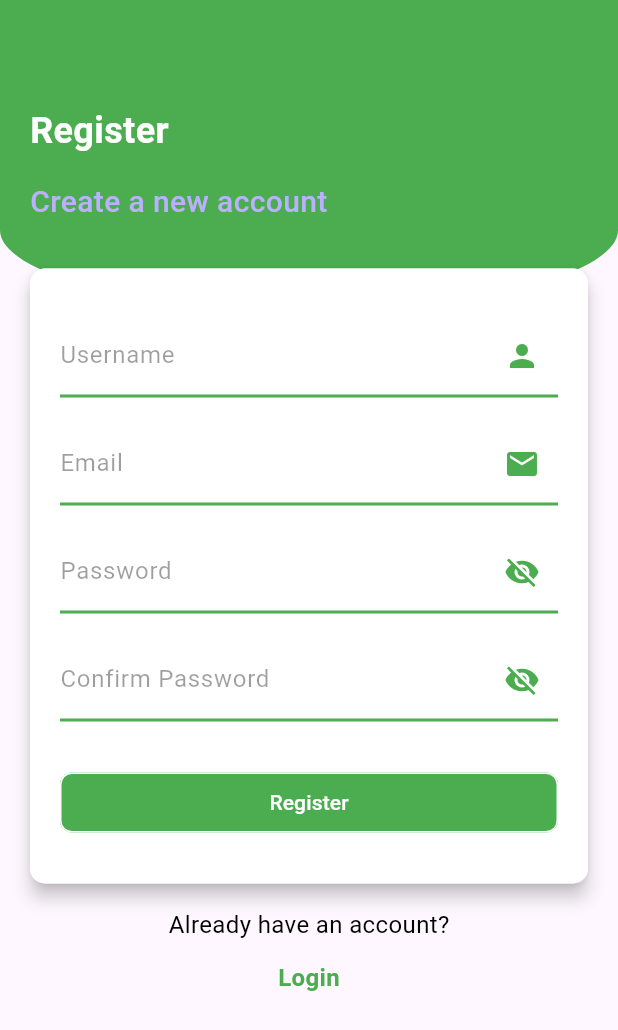
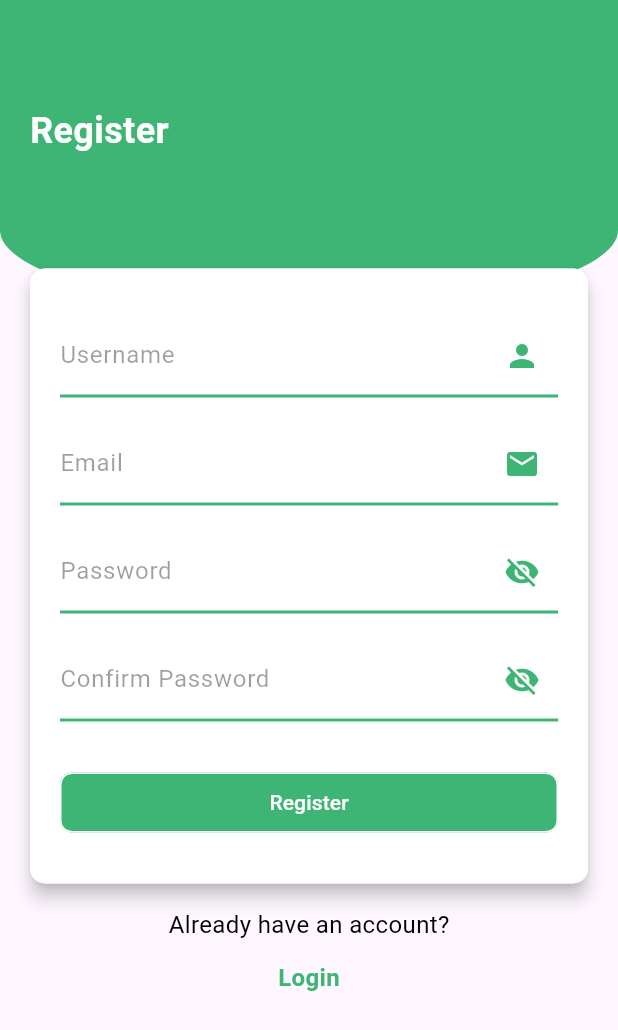
Before and after one commit to nileshshrs/simple-weixin-with-firebase, a Flutter app: the Registration screen opened by its route, on a phone screen of 412 x 824 dp. Shown: the top 1030 px of the screen. Run offline on Flutter 3.47's test engine with Material 3 defaults, Android fonts, the phone set to English and light mode, and no system bars; our stand-ins replace another_flushbar, cloud_firestore, firebase_auth, firebase_core, shared_preferences; accounts and stored records are empty; network calls fail.

Commit message:
changed the color theme of the application to a more soothing green

```diff
--- a/lib/pages/home.dart
+++ b/lib/pages/home.dart
@@ -74,7 +74,7 @@ class _HomeState extends State<Home> {
           ),
         ],
         currentIndex: selectedIndex,
-        selectedItemColor: Colors.green,
+        selectedItemColor: Color(0xFF3EB575),
         unselectedItemColor: Colors.black,
         onTap: (index) {
           setState(() {
--- a/lib/pages/profile_page.dart
+++ b/lib/pages/profile_page.dart
@@ -137,13 +137,13 @@ class _ProfilePageState extends State<ProfilePage> {
                       children: [
                         Icon(
                           IconData(0xf3fb, fontFamily: 'CupertinoIcons', fontPackage: 'cupertino_icons'),
-                          color: Colors.green, // Set icon color to white
+                          color: Color(0xFF3EB575), // Set icon color to white
                         ),
                         SizedBox(width: 8), // Add spacing between icon and text
                         Text(
                           'Send Message',
                           style: TextStyle(
-                            color: Colors.green,
+                            color: Color(0xFF3EB575),
                             fontSize: 18,
                             fontWeight: FontWeight.w500// Set text color to white
                           ),
--- a/lib/pages/register.dart
+++ b/lib/pages/register.dart
@@ -39,7 +39,7 @@ class _RegistrationState extends State<Registration> {
           blurRadius: 3.0,
         ),
       ],
-      messageColor: isSuccess ? Colors.green : Colors.red,
+      messageColor: isSuccess ? Color(0xFF3EB575) : Colors.red,
     )..show(context);
   }
 
@@ -84,7 +84,7 @@ class _RegistrationState extends State<Registration> {
                 width: MediaQuery.of(context).size.width,
                 decoration: BoxDecoration(
                   gradient: LinearGradient(
-                    colors: [Color(0xFF4BAD4F), Color(0xFF4BAD4F)],
+                    colors: [Color(0xFF3EB575), Color(0xFF3EB575)],
                     begin: Alignment.topLeft,
                     end: Alignment.bottomRight,
                   ),
@@ -120,7 +120,7 @@ class _RegistrationState extends State<Registration> {
                         Text(
                           "Create a new account",
                           style: TextStyle(
-                            color: Color(0xFFBBB0FF),
+                            color: Color(0xFF3EB575),
                             fontSize: 20.0,
                             fontWeight: FontWeight.w500,
                           ),
@@ -150,15 +150,15 @@ class _RegistrationState extends State<Registration> {
                                     ),
                                     enabledBorder: UnderlineInputBorder(
                                       borderSide: BorderSide(
-                                          color: Color(0xFF4BAD4F), width: 2.0),
+                                          color:  Color(0xFF3EB575), width: 2.0),
                                     ),
                                     focusedBorder: UnderlineInputBorder(
                                       borderSide: BorderSide(
-                                          color: Color(0xFF4BAD4F), width: 2.0),
+                                          color:  Color(0xFF3EB575), width: 2.0),
                                     ),
                                     suffixIcon: Icon(
                                       Icons.person,
-                                      color: Color(0xFF4BAD4F),
+                                      color:  Color(0xFF3EB575),
                                     ),
                                   ),
                                   validator: (value) {
@@ -178,15 +178,15 @@ class _RegistrationState extends State<Registration> {
                                     ),
                                     enabledBorder: UnderlineInputBorder(
                                       borderSide: BorderSide(
-                                          color: Color(0xFF4BAD4F), width: 2.0),
+                                          color:  Color(0xFF3EB575), width: 2.0),
                                     ),
                                     focusedBorder: UnderlineInputBorder(
                                       borderSide: BorderSide(
-                                          color: Color(0xFF4BAD4F), width: 2.0),
+                                          color:  Color(0xFF3EB575), width: 2.0),
                                     ),
                                     suffixIcon: Icon(
                                       Icons.email,
-                                      color: Color(0xFF4BAD4F),
+                                      color:  Color(0xFF3EB575),
                                     ),
                                   ),
                                   validator: (value) {
@@ -207,11 +207,11 @@ class _RegistrationState extends State<Registration> {
                                     ),
                                     enabledBorder: UnderlineInputBorder(
                                       borderSide: BorderSide(
-                                          color: Color(0xFF4BAD4F), width: 2.0),
+                                          color:  Color(0xFF3EB575), width: 2.0),
                                     ),
                                     focusedBorder: UnderlineInputBorder(
                                       borderSide: BorderSide(
-                                          color: Color(0xFF4BAD4F), width: 2.0),
+                                          color:  Color(0xFF3EB575), width: 2.0),
                                     ),
                                     suffixIcon: GestureDetector(
                                       onTap: () {
@@ -224,7 +224,7 @@ class _RegistrationState extends State<Registration> {
                                         _isPasswordVisible
                                             ? Icons.visibility
                                             : Icons.visibility_off,
-                                        color: Color(0xFF4BAD4F),
+                                        color:  Color(0xFF3EB575),
                                       ),
                                     ),
                                   ),
@@ -246,11 +246,11 @@ class _RegistrationState extends State<Registration> {
                                     ),
                                     enabledBorder: UnderlineInputBorder(
                                       borderSide: BorderSide(
-                                          color: Color(0xFF4BAD4F), width: 2.0),
+                                          color:  Color(0xFF3EB575), width: 2.0),
                                     ),
                                     focusedBorder: UnderlineInputBorder(
                                       borderSide: BorderSide(
-                                          color: Color(0xFF4BAD4F), width: 2.0),
+                                          color:  Color(0xFF3EB575), width: 2.0),
                                     ),
                                     suffixIcon: GestureDetector(
                                       onTap: () {
@@ -263,7 +263,7 @@ class _RegistrationState extends State<Registration> {
                                         _isConfirmPasswordVisible
                                             ? Icons.visibility
                                             : Icons.visibility_off,
-                                        color: Color(0xFF4BAD4F),
+                                        color:  Color(0xFF3EB575),
                                       ),
                                     ),
                                   ),
@@ -291,7 +291,7 @@ class _RegistrationState extends State<Registration> {
                                       }
                                     },
                                     style: OutlinedButton.styleFrom(
-                                      backgroundColor: Color(0xFF4BAD4F),
+                                      backgroundColor:  Color(0xFF3EB575),
                                       side: BorderSide(
                                         color: Colors.white,
                                         width: 1.0,
@@ -331,7 +331,7 @@ class _RegistrationState extends State<Registration> {
                                 Text(
                                   "Login",
                                   style: TextStyle(
-                                    color: Color(0xFF4BAD4F),
+                                    color:  Color(0xFF3EB575),
                                     fontSize: 16.0,
                                     fontWeight: FontWeight.bold,
                                   ),
@@ -369,7 +369,7 @@ class LoadingDialog {
               mainAxisSize: MainAxisSize.min,
               children: [
                 CircularProgressIndicator(
-                  valueColor: AlwaysStoppedAnimation<Color>(Colors.green),
+                  valueColor: AlwaysStoppedAnimation<Color>(Color(0xFF3EB575)),
                 ),
                 SizedBox(width: 16),
                 Text(message),
```
Also changed, not shown: lib/pages/chat_page.dart (+5 -5 lines), lib/pages/signin.dart (+8 -8 lines).
